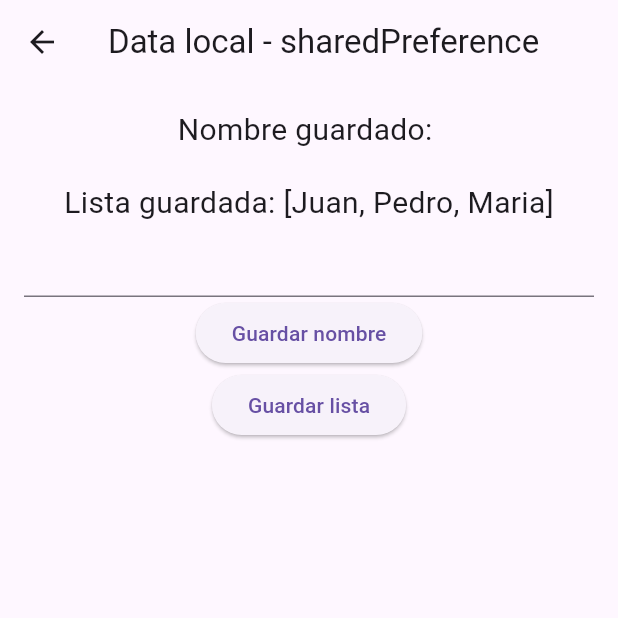
After one commit to neryad/learnig_flutter_series, a Flutter app: the LocalStoragePage screen opened directly, after a tap on "Guardar lista", on a phone screen of 412 x 824 dp, the top half of it. The commit adds this screen. Run offline on Flutter 3.47's test engine with Material 3 defaults, Android fonts, the phone set to English and light mode, and no system bars; our stand-ins replace dio, google_fonts, shared_preferences; accounts and stored records are empty.

Commit message:
feat: Add local storage functionality with SharedPreferences integration

```diff
--- /dev/null
+++ b/lib/13-local-storage/localStorage.dart
@@ -0,0 +1,81 @@
+import 'package:flutter/material.dart';
+import 'package:shared_preferences/shared_preferences.dart';
+
+class LocalStoragePage extends StatefulWidget {
+  const LocalStoragePage({super.key});
+
+  @override
+  State<LocalStoragePage> createState() => _LocalStoragePageState();
+}
+
+class _LocalStoragePageState extends State<LocalStoragePage> {
+  String _savedName = '';
+
+  List<String> _savedNames = [];
+  TextEditingController _nameController = TextEditingController();
+
+  Future<void> _saveName() async {
+    final prefs = await SharedPreferences.getInstance();
+    await prefs.setString('username', _nameController.text);
+    _loadName(); // Recargar nombre guardado
+  }
+
+  Future<void> _saveList() async {
+    final prefs = await SharedPreferences.getInstance();
+    _savedNames = ['Juan', 'Pedro', 'Maria'];
+    await prefs.setStringList('listUsername', _savedNames);
+    _loadName(); // Recargar nombre guardado
+  }
+
+  Future<void> _loadName() async {
+    final prefs = await SharedPreferences.getInstance();
+
+    setState(() {
+      _savedName = prefs.getString('username') ?? 'No hay nombre guardado';
+      _savedNames =
+          prefs.getStringList('listUsername') ?? ['No hay lista guardada'];
+    });
+  }
+
+  @override
+  void initState() {
+    // TODO: implement initState
+
+    super.initState();
+    _loadName();
+  }
+
+  @override
+  Widget build(BuildContext context) {
+    return Scaffold(
+      appBar: AppBar(
+        title: Text('Data local - sharedPreference'),
+      ),
+      body: Padding(
+        padding: EdgeInsets.all(16.0),
+        child: Column(
+          children: [
+            Text('Nombre guardado: $_savedName',
+                style: TextStyle(fontSize: 20)),
+            SizedBox(height: 20),
+            Text('Lista guardada: $_savedNames',
+                style: TextStyle(fontSize: 20)),
+            TextField(
+              controller: _nameController,
+            ),
+            ElevatedButton(
+                onPressed: () {
+                  _saveName();
+                },
+                child: Text('Guardar nombre')),
+            ElevatedButton(
+                onPressed: () {
+                  _saveList();
+                },
+                child: Text('Guardar lista')),
+          ],
+        ),
+      ),
+    );
+  }
+}
--- a/lib/main.dart
+++ b/lib/main.dart
@@ -16,6 +16,7 @@ import 'package:learnig_flutter_series/10-InheritedWidget/counter_state.dart';
 import 'package:learnig_flutter_series/10-InheritedWidget/inhereta-page.dart';
 import 'package:learnig_flutter_series/11-paquetes/paquetes.dart';
 import 'package:learnig_flutter_series/12-http/http_peticiones.dart';
+import 'package:learnig_flutter_series/13-local-storage/localStorage.dart';
 
 void main() {
   runApp(const MainApp());
@@ -228,6 +229,16 @@ class _MainAppState extends State<MainApp> {
                       //Navigator.pop(context);
                     },
                   ),
+                  ListTile(
+                    title: const Text('local Storage'),
+                    subtitle: const Text('Ejemplo de local Storage'),
+                    leading: const Icon(Icons.storage),
+                    trailing: const Icon(Icons.route),
+                    onTap: () {
+                      _updateWidget(const LocalStoragePage());
+                      //Navigator.pop(context);
+                    },
+                  ),
                   //Navigator.pop(context);
                 ],
               ),
--- a/pubspec.yaml
+++ b/pubspec.yaml
@@ -12,6 +12,7 @@ dependencies:
     sdk: flutter
   google_fonts: ^6.2.1
   http: ^1.3.0
+  shared_preferences: ^2.5.3
 
 dev_dependencies:
   flutter_lints: ^4.0.0
```
Also changed, not shown: pubspec.lock, 5 other files.
